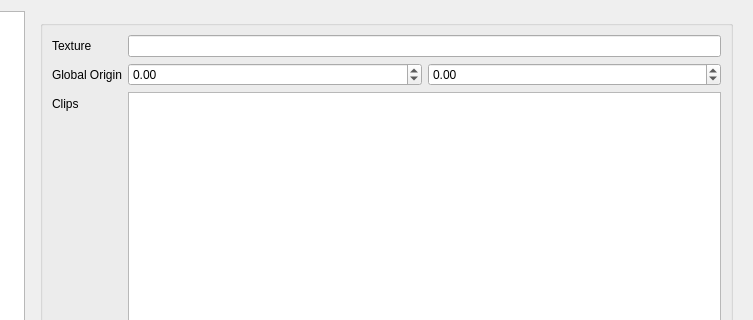
First picture: the form in tools/def_editor/ui/animations.ui, repository aleios/SpaceProjectDreamcast, before the edit; both pictures show x 242 to 995 and y 0 to 320 of the 995 by 661 pixel window.
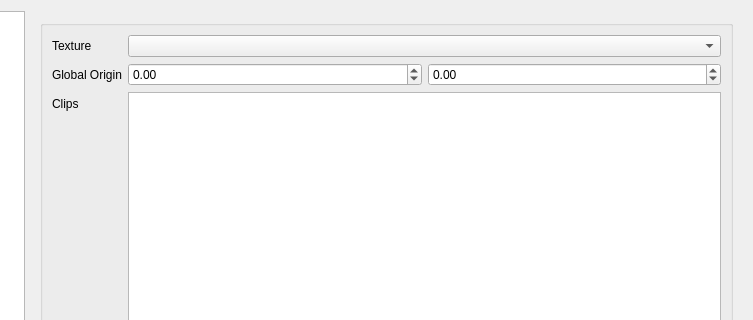
Second picture: the form after the edit. The open tabs and pages were chosen to show the change.

Commit message: feat: Sprite combo box instead of manual entry.

```diff
--- a/tools/def_editor/ui/animations.ui
+++ b/tools/def_editor/ui/animations.ui
@@ -74,9 +74,6 @@
             </property>
            </widget>
           </item>
-          <item row="0" column="1">
-           <widget class="QLineEdit" name="tbTexture"/>
-          </item>
           <item row="1" column="0">
            <widget class="QLabel" name="label_2">
             <property name="text">
@@ -129,6 +126,9 @@
             </item>
            </layout>
           </item>
+          <item row="0" column="1">
+           <widget class="QComboBox" name="cbTexture"/>
+          </item>
          </layout>
         </widget>
        </item>
```
Left out of the diff: 2 changed lines with no effect on the pictures. The commit also changes 5 other files.
